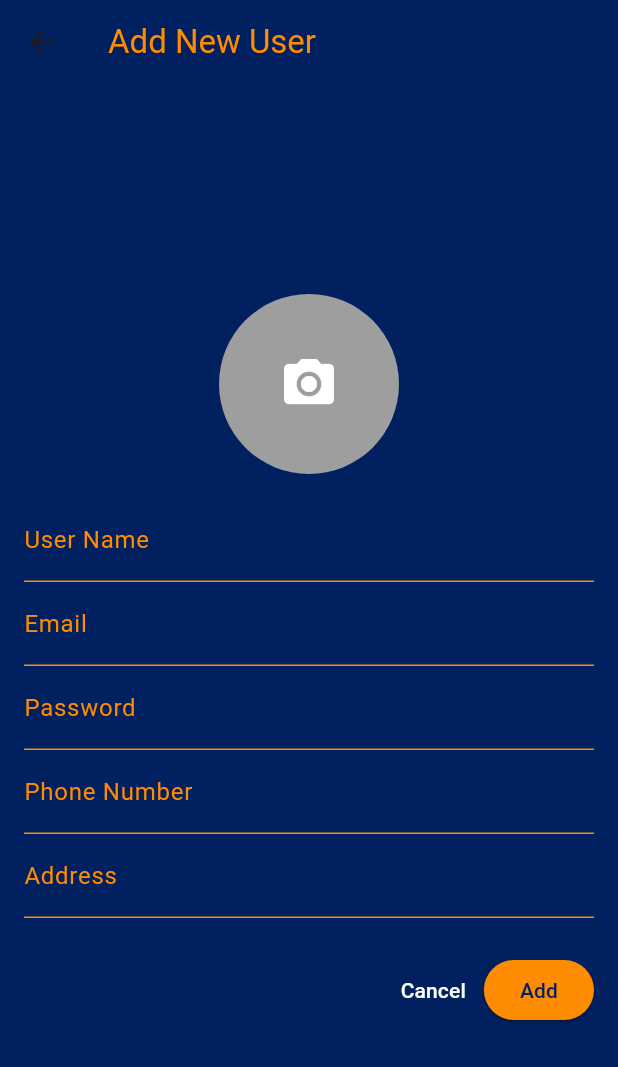
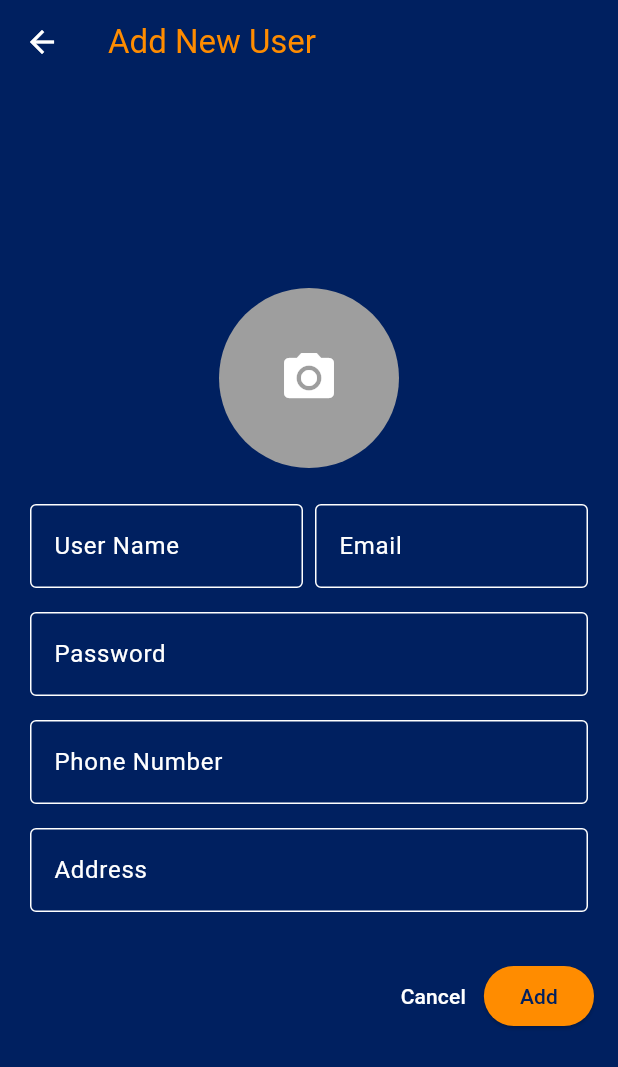
Before and after one commit to ali88367/mascare_admin_backend, a Flutter app: the AddUserPage screen opened directly, on a phone screen of 412 x 824 dp. Shown: the top 1067 px of the screen. Run offline on Flutter 3.47's test engine with Material 3 defaults, Android fonts, the phone set to English and light mode, and no system bars; our stand-ins replace cloud_firestore, file_picker, firebase_auth, firebase_core, firebase_storage, flutter_svg and 2 more; accounts and stored records are empty; statements that could not run were skipped.

Commit message:
first commit

```diff
--- a/lib/add_pro.dart
+++ b/lib/add_pro.dart
@@ -19,6 +19,8 @@ class AddProPage extends StatelessWidget {
       appBar: AppBar(
         title: const Text('Add New Pro', style: TextStyle(color: orange)),
         backgroundColor: darkBlue,
+        iconTheme: const IconThemeData(color: Colors.white),
+
       ),
       body: Center(
         child: ConstrainedBox(
--- a/lib/add_user.dart
+++ b/lib/add_user.dart
@@ -17,6 +17,8 @@ class AddUserPage extends StatelessWidget {
       appBar: AppBar(
         title: const Text('Add New User', style: TextStyle(color: orange)),
         backgroundColor: darkBlue,
+        iconTheme: const IconThemeData(color: Colors.white),
+
       ),
       body: Center(
         child: AddUserForm(userType: 'user'), // Directly use AddUserForm with userType 'pro'
@@ -91,10 +93,69 @@ class _AddUserFormState extends State<AddUserForm> {
     }
   }
 
+  // **Widget to build the input fields**
+  Widget _buildInputField(String label, TextEditingController controller, {bool isNumber = false, int maxLines = 1}) {
+    return Flexible( // Wrap with Flexible
+      child: Padding(
+        padding: const EdgeInsets.symmetric(vertical: 8.0, horizontal: 4.0), // Added horizontal padding
+        child: TextFormField(  // Changed to TextFormField to keep Validator
+          controller: controller,
+          keyboardType: isNumber ? TextInputType.number : TextInputType.text,
+          maxLines: maxLines,
+          style: const TextStyle(color: Colors.white),
+          decoration: InputDecoration(
+            labelText: label,
+            labelStyle: const TextStyle(color: Colors.white),
+            enabledBorder: const OutlineInputBorder(borderSide: BorderSide(color: Colors.white)),
+            focusedBorder: const OutlineInputBorder(borderSide: BorderSide(color: orange)),
+            border: OutlineInputBorder(), // Added a default border
+            errorBorder: OutlineInputBorder(borderSide: BorderSide(color: Colors.red)), // Added error border
+            focusedErrorBorder: OutlineInputBorder(borderSide: BorderSide(color: Colors.red)), // Added focused error border
+          ),
+          validator: (value) { // Re-added validators from original TextFormField
+            if (label == 'User Name' && (value == null || value.isEmpty)) {
+              return 'Please enter a user name';
+            }
+            if (label == 'Email') {
+              if (value == null || value.isEmpty) {
+                return 'Please enter an email';
+              }
+              if (!value.contains('@')) {
+                return 'Please enter a valid email';
+              }
+            }
+            if (label == 'Password') {
+              if (value == null || value.isEmpty) {
+                return 'Please enter a password';
+              }
+              if (value.length < 6) {
+                return 'Password must be at least 6 characters';
+              }
+            }
+            if (label == 'Phone Number') {
+              if (value == null || value.isEmpty) {
+                return 'Please enter a phone number';
+              }
+              if (value.length < 10) {
+                return 'Please enter a valid phone number';
+              }
+            }
+            if (label == 'Address' && (value == null || value.isEmpty)) {
+              return 'Please enter an address';
+            }
+            return null;
+          },
+        ),
+      ),
+    );
+  }
+
 
   @override
   Widget build(BuildContext context) {
-    return Padding(
+    return Center( // Added Center Widget
+      child: Container(
+        constraints: const BoxConstraints(maxWidth: 700), // Apply max width
         padding: const EdgeInsets.all(16.0), // Add some padding around the form
         child: Form(
           key: _formKey,
@@ -116,74 +177,16 @@ class _AddUserFormState extends State<AddUserForm> {
               ),
               const SizedBox(height: 16),
 
-
-
               // Common Fields (for both User and Pro)
-            TextFormField(
-              controller: userNameController,
-              style: TextStyle(color: Colors.white),
-              decoration: const InputDecoration(labelText: 'User Name', labelStyle: TextStyle(color: orange), enabledBorder: UnderlineInputBorder(borderSide: BorderSide(color: orange))),
-              validator: (value) {
-                if (value == null || value.isEmpty) {
-                  return 'Please enter a user name';
-                }
-                return null;
-              },
+              Row(
+                children: [
+                  _buildInputField('User Name', userNameController),
+                  _buildInputField('Email', emailController),
+                ],
               ),
-            TextFormField(
-              controller: emailController,
-              style: TextStyle(color: Colors.white),
-              decoration: const InputDecoration(labelText: 'Email', labelStyle: TextStyle(color: orange), enabledBorder: UnderlineInputBorder(borderSide: BorderSide(color: orange))),
-              validator: (value) {
-                if (value == null || value.isEmpty) {
-                  return 'Please enter an email';
-                }
-                if (!value.contains('@')) {
-                  return 'Please enter a valid email';
-                }
-                return null;
-              },
-            ),
-            TextFormField(
-              controller: passwordController,
-              style: TextStyle(color: Colors.white),
-              decoration: const InputDecoration(labelText: 'Password', labelStyle: TextStyle(color: orange), enabledBorder: UnderlineInputBorder(borderSide: BorderSide(color: orange))),
-              obscureText: true,
-              validator: (value) {
-                if (value == null || value.isEmpty) {
-                  return 'Please enter a password';
-                }
-                if (value.length < 6) {
-                  return 'Please enter a password';
-                }
-                return null;
-              },
-            ),
-            TextFormField(
-              controller: numberController,
-              style: TextStyle(color: Colors.white),
-              decoration: const InputDecoration(labelText: 'Phone Number', labelStyle: TextStyle(color: orange), enabledBorder: UnderlineInputBorder(borderSide: BorderSide(color: orange))),
-              validator: (value) {
-                if (value == null || value.isEmpty) {
-                  return 'Please enter a phone number';
-                }
-                if (value.length < 10) {
-                  return 'Please enter a valid phone number';
-                }
-                return null;
-              },
-            ),
-            TextFormField(
-              controller: addressController,
-              style: TextStyle(color: Colors.white),
-              decoration: const InputDecoration(labelText: 'Address', labelStyle: TextStyle(color: orange), enabledBorder: UnderlineInputBorder(borderSide: BorderSide(color: orange))),
-              validator: (value) {
-                if (value == null || value.isEmpty) {
-                  return 'Please enter an address';
-                }
-                return null;
-              },
-            ),
+              _buildInputField('Password', passwordController),
+              _buildInputField('Phone Number', numberController, isNumber: true),
+              _buildInputField('Address', addressController),
 
               const SizedBox(height: 24), // Add some spacing before the buttons
 
@@ -261,6 +264,7 @@ class _AddUserFormState extends State<AddUserForm> {
             ],
           ),
         ),
+      ),
     );
   }
 }
--- a/lib/main.dart
+++ b/lib/main.dart
@@ -23,7 +23,7 @@ class MyApp extends StatelessWidget {
       debugShowCheckedModeBanner: false,
       title: 'Mascare',
       theme: ThemeData(primarySwatch: Colors.blue),
-      home: HomeMain(),
+      home: Login(),
 
     );
   }
```
Also changed, not shown: 1 other file. Lines whose indentation alone changed are shown as unchanged.
